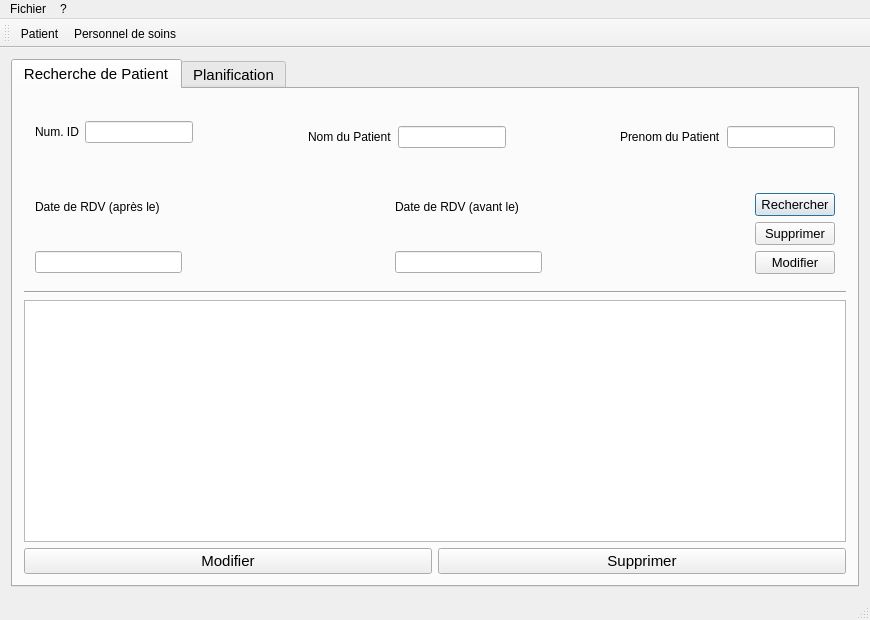
First picture: the form in QtProject/mainwindow.ui, repository ThomChar/QTProjectCpp, before the edit.
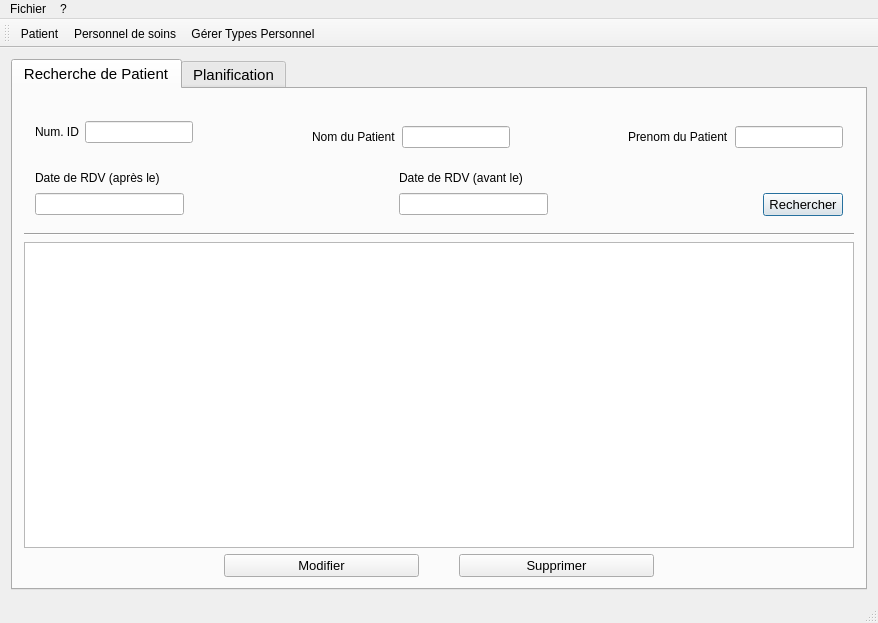
Second picture: the form after the edit. Icons and pictures are not drawn.

Commit message: ajout/sup/modif Personnel et GestionType fait

The edit to the form file:
```diff
--- a/QtProject/mainwindow.ui
+++ b/QtProject/mainwindow.ui
@@ -6,8 +6,8 @@
    <rect>
     <x>0</x>
     <y>0</y>
-    <width>870</width>
-    <height>620</height>
+    <width>878</width>
+    <height>623</height>
    </rect>
   </property>
   <property name="windowTitle">
@@ -407,30 +407,6 @@
                    </property>
                   </widget>
                  </item>
-                 <item>
-                  <widget class="QPushButton" name="pushButton_2">
-                   <property name="font">
-                    <font>
-                     <pointsize>10</pointsize>
-                    </font>
-                   </property>
-                   <property name="text">
-                    <string>Supprimer</string>
-                   </property>
-                  </widget>
-                 </item>
-                 <item>
-                  <widget class="QPushButton" name="pushButton_3">
-                   <property name="font">
-                    <font>
-                     <pointsize>10</pointsize>
-                    </font>
-                   </property>
-                   <property name="text">
-                    <string>Modifier</string>
-                   </property>
-                  </widget>
-                 </item>
                 </layout>
                </item>
               </layout>
@@ -479,20 +455,81 @@
           </item>
           <item>
            <layout class="QHBoxLayout" name="horizontalLayout">
+            <property name="spacing">
+             <number>10</number>
+            </property>
             <item>
-             <widget class="QPushButton" name="updateButton">
+             <spacer name="horizontalSpacer_2">
+              <property name="orientation">
+               <enum>Qt::Horizontal</enum>
+              </property>
+              <property name="sizeType">
+               <enum>QSizePolicy::Minimum</enum>
+              </property>
+              <property name="sizeHint" stdset="0">
+               <size>
+                <width>200</width>
+                <height>20</height>
+               </size>
+              </property>
+             </spacer>
+            </item>
+            <item>
+             <widget class="QPushButton" name="pushButton_3">
+              <property name="font">
+               <font>
+                <pointsize>10</pointsize>
+               </font>
+              </property>
               <property name="text">
                <string>Modifier</string>
               </property>
              </widget>
             </item>
             <item>
-             <widget class="QPushButton" name="deleteButton">
+             <spacer name="horizontalSpacer_6">
+              <property name="orientation">
+               <enum>Qt::Horizontal</enum>
+              </property>
+              <property name="sizeType">
+               <enum>QSizePolicy::Minimum</enum>
+              </property>
+              <property name="sizeHint" stdset="0">
+               <size>
+                <width>30</width>
+                <height>20</height>
+               </size>
+              </property>
+             </spacer>
+            </item>
+            <item>
+             <widget class="QPushButton" name="pushButton_2">
+              <property name="font">
+               <font>
+                <pointsize>10</pointsize>
+               </font>
+              </property>
               <property name="text">
                <string>Supprimer</string>
               </property>
              </widget>
             </item>
+            <item>
+             <spacer name="horizontalSpacer_7">
+              <property name="orientation">
+               <enum>Qt::Horizontal</enum>
+              </property>
+              <property name="sizeType">
+               <enum>QSizePolicy::Minimum</enum>
+              </property>
+              <property name="sizeHint" stdset="0">
+               <size>
+                <width>200</width>
+                <height>20</height>
+               </size>
+              </property>
+             </spacer>
+            </item>
            </layout>
           </item>
          </layout>
@@ -552,8 +589,8 @@
     <rect>
      <x>0</x>
      <y>0</y>
-     <width>870</width>
-     <height>26</height>
+     <width>878</width>
+     <height>21</height>
     </rect>
    </property>
    <widget class="QMenu" name="menuFile">
@@ -588,6 +625,7 @@
    </attribute>
    <addaction name="actionPatient"/>
    <addaction name="actionPersonnel_de_soins"/>
+   <addaction name="actionG_rer_Types_Personnel"/>
   </widget>
   <widget class="QStatusBar" name="statusBar"/>
   <action name="actionQuitter">
@@ -622,6 +660,15 @@
     <string>A propos</string>
    </property>
   </action>
+  <action name="actionG_rer_Types_Personnel">
+   <property name="icon">
+    <iconset resource="ressources/ressources.qrc">
+     <normaloff>:/typePerson_icon.png</normaloff>:/typePerson_icon.png</iconset>
+   </property>
+   <property name="text">
+    <string>Gérer Types Personnel</string>
+   </property>
+  </action>
  </widget>
  <layoutdefault spacing="6" margin="11"/>
  <resources>
```
Left out of the diff: 59 changed lines with no effect on the pictures. The commit also changes 71 other files.
